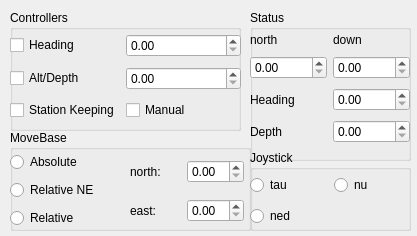
pi19404/labust-ros-pkg, file labust_gui/src/control/resource/SimMan.ui: the form before one commit.
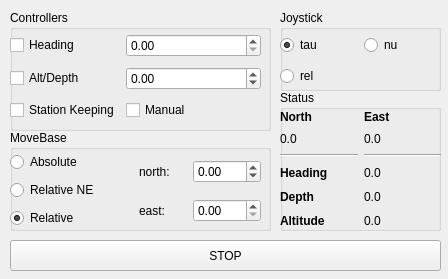
The form after the commit.

Commit message: Added the joystick control over nuRef and stateRef. Added an asynchronous merger node that can merge multiple BodyVelocityReq and BodyForceReq into a single request topic based on requester name and disable_axis parameter. Continued work on the SimMan gui for testing ROV control and navigation.

Diff of the .ui file:
```diff
--- a/labust_gui/src/control/resource/SimMan.ui
+++ b/labust_gui/src/control/resource/SimMan.ui
@@ -6,8 +6,8 @@
    <rect>
     <x>0</x>
     <y>0</y>
-    <width>417</width>
-    <height>236</height>
+    <width>448</width>
+    <height>279</height>
    </rect>
   </property>
   <property name="windowTitle">
@@ -16,10 +16,10 @@
   <widget class="QGroupBox" name="groupBox">
    <property name="geometry">
     <rect>
-     <x>250</x>
-     <y>10</y>
+     <x>280</x>
+     <y>90</y>
      <width>161</width>
-     <height>151</height>
+     <height>141</height>
     </rect>
    </property>
    <property name="title">
@@ -30,15 +30,19 @@
      <rect>
       <x>0</x>
       <y>20</y>
-      <width>160</width>
-      <height>118</height>
+      <width>161</width>
+      <height>120</height>
      </rect>
     </property>
     <layout class="QGridLayout" name="gridLayout_2">
-     <item row="1" column="0">
-      <widget class="QDoubleSpinBox" name="doubleSpinBox_3"/>
+     <item row="5" column="2">
+      <widget class="QLabel" name="statusAltitude">
+       <property name="text">
+        <string>0.0</string>
+       </property>
+      </widget>
      </item>
-     <item row="0" column="0">
+     <item row="0" column="1">
       <widget class="QLabel" name="label">
        <property name="sizePolicy">
         <sizepolicy hsizetype="Preferred" vsizetype="Maximum">
@@ -46,53 +50,128 @@
          <verstretch>0</verstretch>
         </sizepolicy>
        </property>
-       <property name="text">
-        <string>north</string>
+       <property name="font">
+        <font>
+         <weight>75</weight>
+         <bold>true</bold>
+        </font>
        </property>
-      </widget>
-     </item>
-     <item row="1" column="1">
-      <widget class="QDoubleSpinBox" name="doubleSpinBox_4">
-       <property name="sizePolicy">
-        <sizepolicy hsizetype="Minimum" vsizetype="Fixed">
-         <horstretch>0</horstretch>
-         <verstretch>0</verstretch>
-        </sizepolicy>
-       </property>
-      </widget>
-     </item>
-     <item row="0" column="1">
-      <widget class="QLabel" name="label_2">
-       <property name="sizePolicy">
-        <sizepolicy hsizetype="Preferred" vsizetype="Maximum">
-         <horstretch>0</horstretch>
-         <verstretch>0</verstretch>
-        </sizepolicy>
-       </property>
        <property name="text">
-        <string>down</string>
+        <string>North</string>
        </property>
       </widget>
      </item>
-     <item row="2" column="0">
+     <item row="3" column="1">
       <widget class="QLabel" name="label_3">
+       <property name="font">
+        <font>
+         <weight>75</weight>
+         <bold>true</bold>
+        </font>
+       </property>
        <property name="text">
         <string>Heading</string>
        </property>
       </widget>
      </item>
-     <item row="2" column="1">
-      <widget class="QDoubleSpinBox" name="doubleSpinBox_5"/>
+     <item row="3" column="2">
+      <widget class="QLabel" name="statusHeading">
+       <property name="text">
+        <string>0.0</string>
+       </property>
+      </widget>
      </item>
-     <item row="3" column="0">
+     <item row="4" column="1">
       <widget class="QLabel" name="label_4">
+       <property name="font">
+        <font>
+         <weight>75</weight>
+         <bold>true</bold>
+        </font>
+       </property>
        <property name="text">
         <string>Depth</string>
        </property>
       </widget>
      </item>
-     <item row="3" column="1">
-      <widget class="QDoubleSpinBox" name="doubleSpinBox_6"/>
+     <item row="0" column="2">
+      <widget class="QLabel" name="label_2">
+       <property name="sizePolicy">
+        <sizepolicy hsizetype="Preferred" vsizetype="Maximum">
+         <horstretch>0</horstretch>
+         <verstretch>0</verstretch>
+        </sizepolicy>
+       </property>
+       <property name="font">
+        <font>
+         <weight>75</weight>
+         <bold>true</bold>
+        </font>
+       </property>
+       <property name="text">
+        <string>East</string>
+       </property>
+      </widget>
+     </item>
+     <item row="5" column="1">
+      <widget class="QLabel" name="label_7">
+       <property name="font">
+        <font>
+         <weight>75</weight>
+         <bold>true</bold>
+        </font>
+       </property>
+       <property name="text">
+        <string>Altitude</string>
+       </property>
+      </widget>
+     </item>
+     <item row="1" column="1">
+      <widget class="QLabel" name="statusNorth">
+       <property name="sizePolicy">
+        <sizepolicy hsizetype="Preferred" vsizetype="Preferred">
+         <horstretch>0</horstretch>
+         <verstretch>0</verstretch>
+        </sizepolicy>
+       </property>
+       <property name="text">
+        <string>0.0</string>
+       </property>
+      </widget>
+     </item>
+     <item row="1" column="2">
+      <widget class="QLabel" name="statusEast">
+       <property name="sizePolicy">
+        <sizepolicy hsizetype="Preferred" vsizetype="Preferred">
+         <horstretch>0</horstretch>
+         <verstretch>0</verstretch>
+        </sizepolicy>
+       </property>
+       <property name="text">
+        <string>0.0</string>
+       </property>
+      </widget>
+     </item>
+     <item row="4" column="2">
+      <widget class="QLabel" name="statusDepth">
+       <property name="text">
+        <string>0.0</string>
+       </property>
+      </widget>
+     </item>
+     <item row="2" column="1">
+      <widget class="Line" name="line">
+       <property name="orientation">
+        <enum>Qt::Horizontal</enum>
+       </property>
+      </widget>
+     </item>
+     <item row="2" column="2">
+      <widget class="Line" name="line_2">
+       <property name="orientation">
+        <enum>Qt::Horizontal</enum>
+       </property>
+      </widget>
      </item>
     </layout>
    </widget>
@@ -102,7 +181,7 @@
     <rect>
      <x>10</x>
      <y>130</y>
-     <width>241</width>
+     <width>261</width>
      <height>101</height>
     </rect>
    </property>
@@ -114,7 +193,7 @@
      <rect>
       <x>0</x>
       <y>20</y>
-      <width>234</width>
+      <width>251</width>
       <height>82</height>
      </rect>
     </property>
@@ -126,6 +205,9 @@
          <property name="text">
           <string>Absolute</string>
          </property>
+         <property name="checked">
+          <bool>false</bool>
+         </property>
         </widget>
        </item>
        <item>
@@ -140,6 +222,9 @@
          <property name="text">
           <string>Relative</string>
          </property>
+         <property name="checked">
+          <bool>true</bool>
+         </property>
         </widget>
        </item>
       </layout>
@@ -154,7 +239,14 @@
         </widget>
        </item>
        <item row="0" column="1">
-        <widget class="QDoubleSpinBox" name="doubleSpinBox_8"/>
+        <widget class="QDoubleSpinBox" name="northRef">
+         <property name="minimum">
+          <double>-100.000000000000000</double>
+         </property>
+         <property name="maximum">
+          <double>100.000000000000000</double>
+         </property>
+        </widget>
        </item>
        <item row="1" column="0">
         <widget class="QLabel" name="label_6">
@@ -176,7 +268,7 @@
     <rect>
      <x>10</x>
      <y>10</y>
-     <width>231</width>
+     <width>261</width>
      <height>121</height>
     </rect>
    </property>
@@ -188,7 +280,7 @@
      <rect>
       <x>0</x>
       <y>20</y>
-      <width>231</width>
+      <width>251</width>
       <height>96</height>
      </rect>
     </property>
@@ -201,6 +293,9 @@
          <verstretch>0</verstretch>
         </sizepolicy>
        </property>
+       <property name="maximum">
+        <double>360.000000000000000</double>
+       </property>
       </widget>
      </item>
      <item row="0" column="0">
@@ -211,7 +306,14 @@
       </widget>
      </item>
      <item row="1" column="1">
-      <widget class="QDoubleSpinBox" name="doubleSpinBox_2"/>
+      <widget class="QDoubleSpinBox" name="depthRef">
+       <property name="minimum">
+        <double>-1000.000000000000000</double>
+       </property>
+       <property name="maximum">
+        <double>1000.000000000000000</double>
+       </property>
+      </widget>
      </item>
      <item row="1" column="0">
       <widget class="QCheckBox" name="checkBox_4">
@@ -237,57 +339,67 @@
     </layout>
    </widget>
   </widget>
-  <widget class="QWidget" name="verticalLayoutWidget">
+  <widget class="QGroupBox" name="groupBox_4">
    <property name="geometry">
     <rect>
-     <x>250</x>
-     <y>150</y>
+     <x>280</x>
+     <y>10</y>
      <width>161</width>
      <height>81</height>
     </rect>
    </property>
-   <layout class="QVBoxLayout" name="verticalLayout_2">
-    <item>
-     <widget class="QGroupBox" name="groupBox_4">
-      <property name="title">
-       <string>Joystick</string>
-      </property>
-      <widget class="QWidget" name="gridLayoutWidget">
-       <property name="geometry">
-        <rect>
-         <x>0</x>
-         <y>20</y>
-         <width>161</width>
-         <height>61</height>
-        </rect>
+   <property name="title">
+    <string>Joystick</string>
+   </property>
+   <widget class="QWidget" name="gridLayoutWidget">
+    <property name="geometry">
+     <rect>
+      <x>0</x>
+      <y>20</y>
+      <width>161</width>
+      <height>61</height>
+     </rect>
+    </property>
+    <layout class="QGridLayout" name="gridLayout_4">
+     <item row="0" column="0">
+      <widget class="QRadioButton" name="tauRadio">
+       <property name="text">
+        <string>tau</string>
        </property>
-       <layout class="QGridLayout" name="gridLayout_4">
-        <item row="0" column="0">
-         <widget class="QRadioButton" name="radioButton_4">
-          <property name="text">
-           <string>tau</string>
-          </property>
-         </widget>
-        </item>
-        <item row="0" column="1">
-         <widget class="QRadioButton" name="radioButton_5">
-          <property name="text">
-           <string>nu</string>
-          </property>
-         </widget>
-        </item>
-        <item row="1" column="0">
-         <widget class="QRadioButton" name="radioButton_6">
-          <property name="text">
-           <string>ned</string>
-          </property>
-         </widget>
-        </item>
-       </layout>
+       <property name="checked">
+        <bool>true</bool>
+       </property>
       </widget>
-     </widget>
-    </item>
-   </layout>
+     </item>
+     <item row="0" column="1">
+      <widget class="QRadioButton" name="nuRadio">
+       <property name="text">
+        <string>nu</string>
+       </property>
+      </widget>
+     </item>
+     <item row="1" column="0">
+      <widget class="QRadioButton" name="relRadio">
+       <property name="text">
+        <string>rel</string>
+       </property>
+      </widget>
+     </item>
+    </layout>
+   </widget>
+  </widget>
+  <widget class="QPushButton" name="Stop">
+   <property name="geometry">
+    <rect>
+     <x>10</x>
+     <y>240</y>
+     <width>431</width>
+     <height>31</height>
+    </rect>
+   </property>
+   <property name="text">
+    <string>STOP</string>
+   </property>
   </widget>
  </widget>
  <resources/>
```
Left out of the diff: 18 changed lines with no effect on the pictures. The commit also changes 20 other files.
